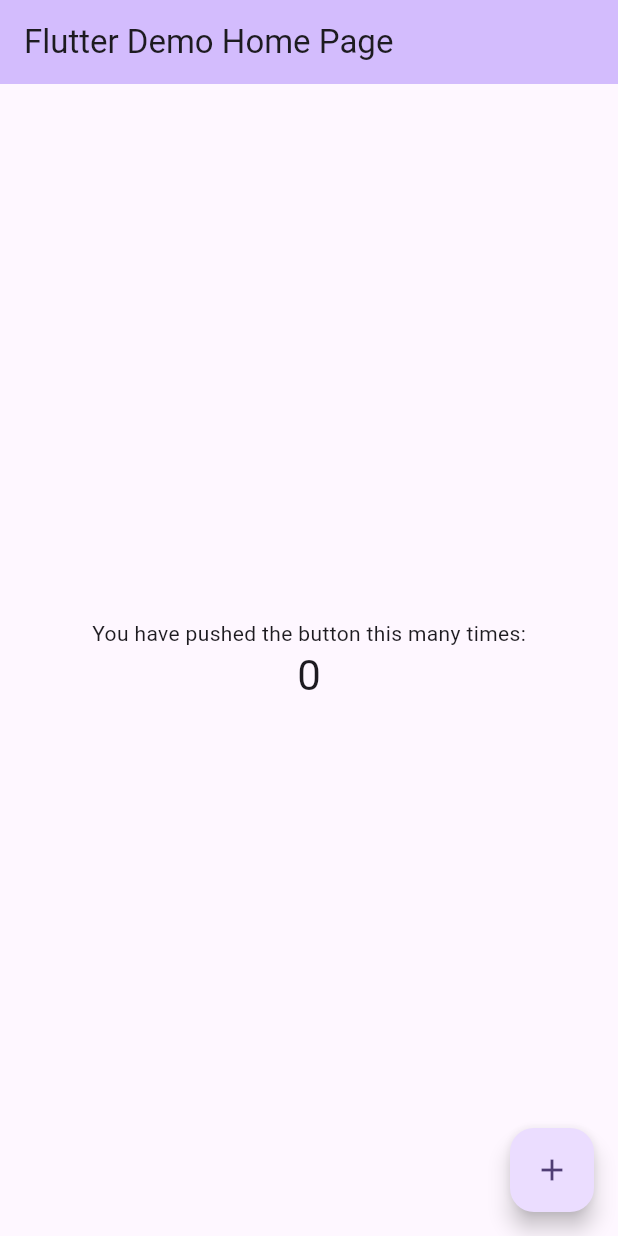
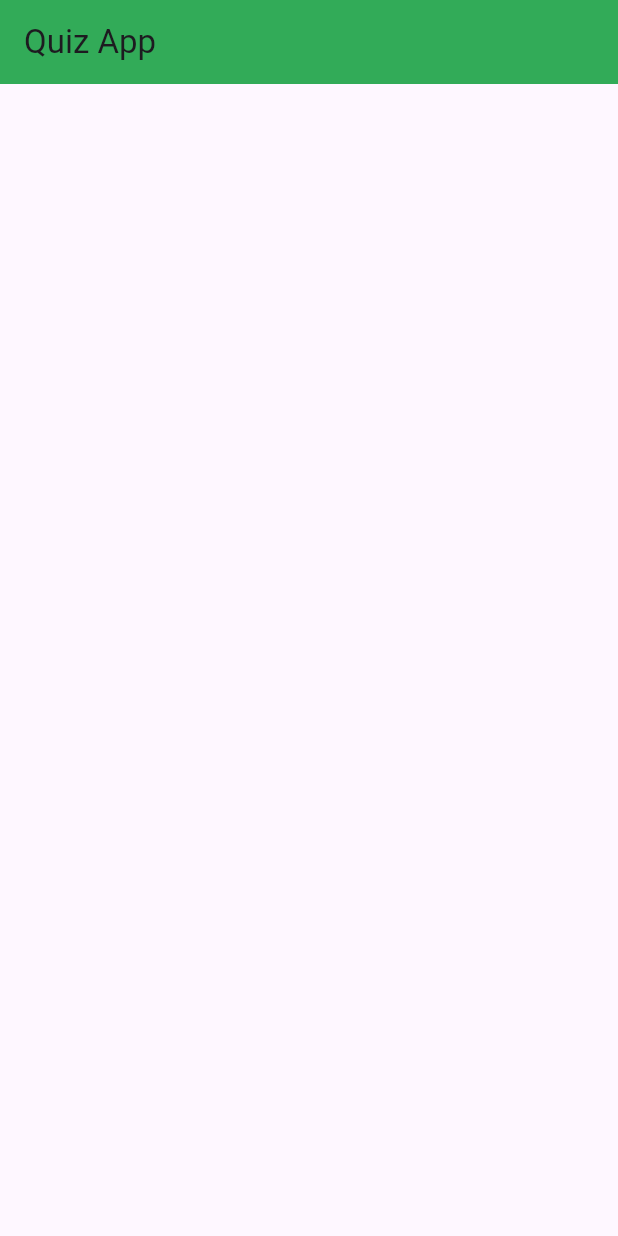
Before and after one commit to rahulsuwasiya/quizapp, a Flutter app: the screen it shows after launch, on a phone screen of 412 x 824 dp. Run offline on Flutter 3.47's test engine with Material 3 defaults, Android fonts, the phone set to English and light mode, and no system bars.

Commit message:
two more files added

```diff
--- a/lib/main.dart
+++ b/lib/main.dart
@@ -1,125 +1,20 @@
 import 'package:flutter/material.dart';
+import './screens/home_screen.dart';
 
 void main() {
-  runApp(const MyApp());
+  runApp(
+    const MyApp(),
+  );
 }
 
 class MyApp extends StatelessWidget {
   const MyApp({super.key});
 
-  // This widget is the root of your application.
   @override
   Widget build(BuildContext context) {
-    return MaterialApp(
-      title: 'Flutter Demo',
-      theme: ThemeData(
-        // This is the theme of your application.
-        //
-        // TRY THIS: Try running your application with "flutter run". You'll see
-        // the application has a purple toolbar. Then, without quitting the app,
-        // try changing the seedColor in the colorScheme below to Colors.green
-        // and then invoke "hot reload" (save your changes or press the "hot
-        // reload" button in a Flutter-supported IDE, or press "r" if you used
-        // the command line to start the app).
-        //
-        // Notice that the counter didn't reset back to zero; the application
-        // state is not lost during the reload. To reset the state, use hot
-        // restart instead.
-        //
-        // This works for code too, not just values: Most code changes can be
-        // tested with just a hot reload.
-        colorScheme: ColorScheme.fromSeed(seedColor: Colors.deepPurple),
-        useMaterial3: true,
-      ),
-      home: const MyHomePage(title: 'Flutter Demo Home Page'),
+    return const MaterialApp(
+      debugShowCheckedModeBanner: false,
+      home: HomeScreen(),
     );
   }
 }
-
-class MyHomePage extends StatefulWidget {
-  const MyHomePage({super.key, required this.title});
-
-  // This widget is the home page of your application. It is stateful, meaning
-  // that it has a State object (defined below) that contains fields that affect
-  // how it looks.
-
-  // This class is the configuration for the state. It holds the values (in this
-  // case the title) provided by the parent (in this case the App widget) and
-  // used by the build method of the State. Fields in a Widget subclass are
-  // always marked "final".
-
-  final String title;
-
-  @override
-  State<MyHomePage> createState() => _MyHomePageState();
-}
-
-class _MyHomePageState extends State<MyHomePage> {
-  int _counter = 0;
-
-  void _incrementCounter() {
-    setState(() {
-      // This call to setState tells the Flutter framework that something has
-      // changed in this State, which causes it to rerun the build method below
-      // so that the display can reflect the updated values. If we changed
-      // _counter without calling setState(), then the build method would not be
-      // called again, and so nothing would appear to happen.
-      _counter++;
-    });
-  }
-
-  @override
-  Widget build(BuildContext context) {
-    // This method is rerun every time setState is called, for instance as done
-    // by the _incrementCounter method above.
-    //
-    // The Flutter framework has been optimized to make rerunning build methods
-    // fast, so that you can just rebuild anything that needs updating rather
-    // than having to individually change instances of widgets.
-    return Scaffold(
-      appBar: AppBar(
-        // TRY THIS: Try changing the color here to a specific color (to
-        // Colors.amber, perhaps?) and trigger a hot reload to see the AppBar
-        // change color while the other colors stay the same.
-        backgroundColor: Theme.of(context).colorScheme.inversePrimary,
-        // Here we take the value from the MyHomePage object that was created by
-        // the App.build method, and use it to set our appbar title.
-        title: Text(widget.title),
-      ),
-      body: Center(
-        // Center is a layout widget. It takes a single child and positions it
-        // in the middle of the parent.
-        child: Column(
-          // Column is also a layout widget. It takes a list of children and
-          // arranges them vertically. By default, it sizes itself to fit its
-          // children horizontally, and tries to be as tall as its parent.
-          //
-          // Column has various properties to control how it sizes itself and
-          // how it positions its children. Here we use mainAxisAlignment to
-          // center the children vertically; the main axis here is the vertical
-          // axis because Columns are vertical (the cross axis would be
-          // horizontal).
-          //
-          // TRY THIS: Invoke "debug painting" (choose the "Toggle Debug Paint"
-          // action in the IDE, or press "p" in the console), to see the
-          // wireframe for each widget.
-          mainAxisAlignment: MainAxisAlignment.center,
-          children: <Widget>[
-            const Text(
-              'You have pushed the button this many times:',
-            ),
-            Text(
-              '$_counter',
-              style: Theme.of(context).textTheme.headlineMedium,
-            ),
-          ],
-        ),
-      ),
-      floatingActionButton: FloatingActionButton(
-        onPressed: _incrementCounter,
-        tooltip: 'Increment',
-        child: const Icon(Icons.add),
-      ), // This trailing comma makes auto-formatting nicer for build methods.
-    );
-  }
-}
--- /dev/null
+++ b/lib/screens/home_screen.dart
@@ -0,0 +1,21 @@
+import 'package:flutter/material.dart';
+import 'package:quizapp/constants.dart';
+
+class HomeScreen extends StatefulWidget {
+  const HomeScreen({super.key});
+
+  @override
+  State<HomeScreen> createState() => _HomeScreenState();
+}
+
+class _HomeScreenState extends State<HomeScreen> {
+  @override
+  Widget build(BuildContext context) {
+    return Scaffold(
+      appBar: AppBar(
+        title: const Text('Quiz App'),
+        backgroundColor: correct,
+      ),
+    );
+  }
+}
```
